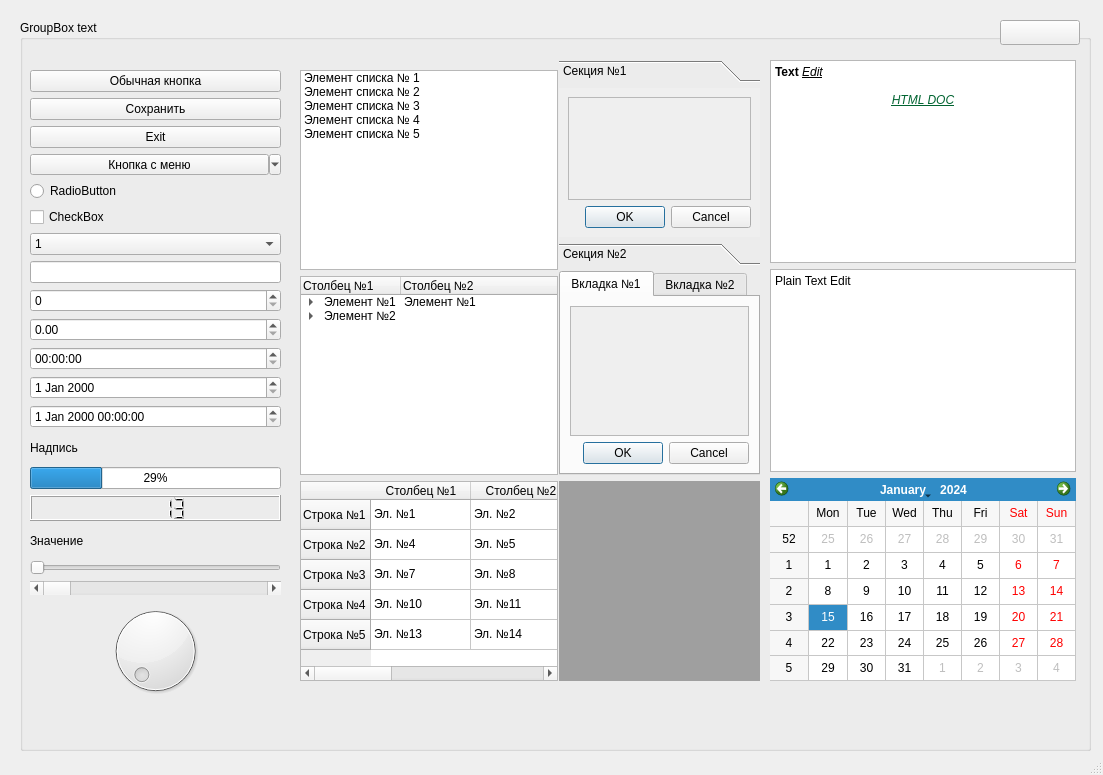
The window that QtDesignTemplate/mainwindow.ui (Korder16/QtDesignTemplate) describes before a commit, drawn with Qt 5.
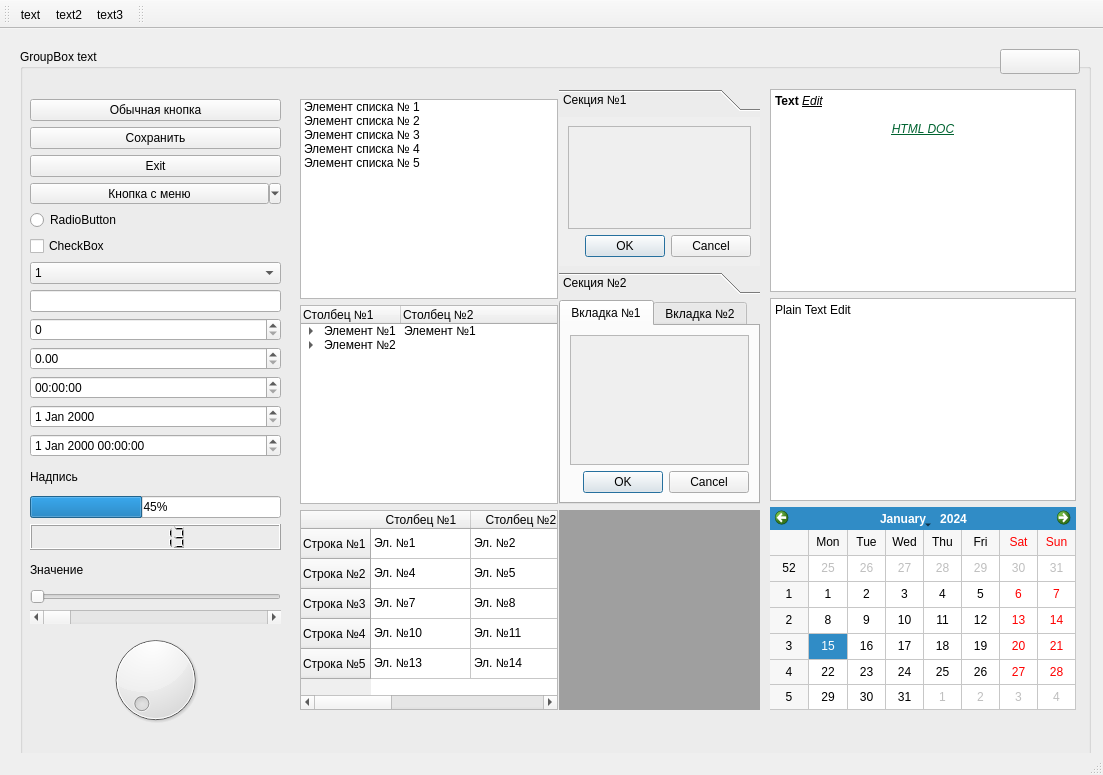
The same window after the commit.

The edit to the form file:
```diff
--- a/QtDesignTemplate/mainwindow.ui
+++ b/QtDesignTemplate/mainwindow.ui
@@ -198,7 +198,7 @@
          <string>prog_bar</string>
         </property>
         <property name="value">
-         <number>29</number>
+         <number>45</number>
         </property>
        </widget>
       </item>
@@ -719,7 +719,50 @@
     </rect>
    </property>
   </widget>
+  <widget class="QToolBar" name="toolBar">
+   <property name="windowTitle">
+    <string>toolBar</string>
+   </property>
+   <property name="accessibleName">
+    <string>tool_bar</string>
+   </property>
+   <attribute name="toolBarArea">
+    <enum>TopToolBarArea</enum>
+   </attribute>
+   <attribute name="toolBarBreak">
+    <bool>false</bool>
+   </attribute>
+   <addaction name="actiontext"/>
+   <addaction name="actiontext2"/>
+   <addaction name="actiontext3"/>
+  </widget>
   <widget class="QStatusBar" name="statusbar"/>
+  <widget class="QToolBar" name="toolBar_2">
+   <property name="windowTitle">
+    <string>toolBar_2</string>
+   </property>
+   <attribute name="toolBarArea">
+    <enum>TopToolBarArea</enum>
+   </attribute>
+   <attribute name="toolBarBreak">
+    <bool>false</bool>
+   </attribute>
+  </widget>
+  <action name="actiontext">
+   <property name="text">
+    <string>text</string>
+   </property>
+  </action>
+  <action name="actiontext2">
+   <property name="text">
+    <string>text2</string>
+   </property>
+  </action>
+  <action name="actiontext3">
+   <property name="text">
+    <string>text3</string>
+   </property>
+  </action>
  </widget>
  <resources/>
  <connections/>
```
Left out of the diff: 19 changed lines with no effect on the pictures.
